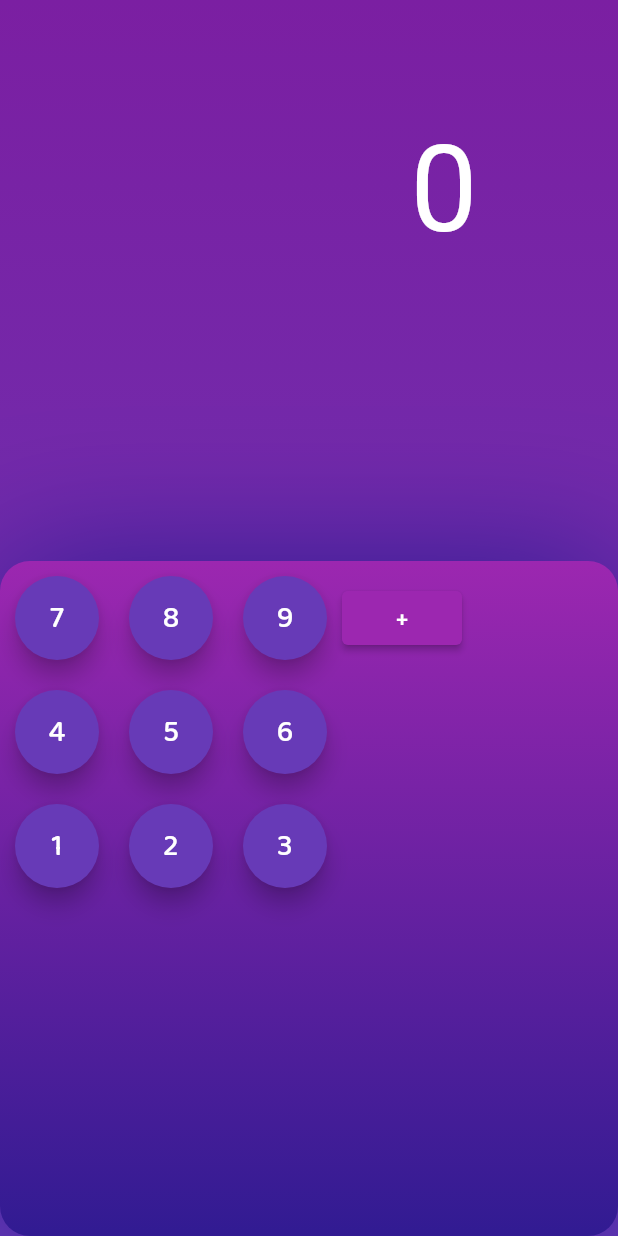
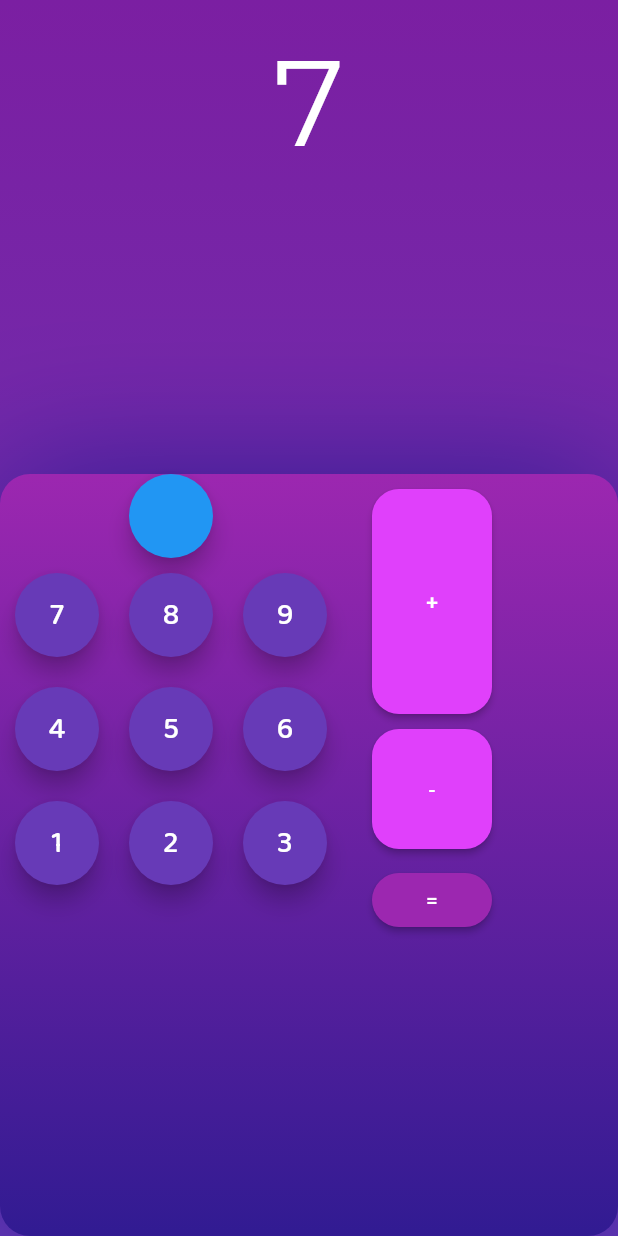
Before and after one commit to KenzoUMZ/flutter-calculator, a Flutter app: the screen it shows after launch, after a tap on an icon or button, on a phone screen of 412 x 824 dp. Run offline on Flutter 3.47's test engine with Material 2 defaults, Android fonts, the phone set to English and light mode, and no system bars; our stand-ins replace google_fonts.

Commit message:
feat: Basic operations implemented

```diff
--- a/flutter_calculator/lib/main.dart
+++ b/flutter_calculator/lib/main.dart
@@ -1,5 +1,5 @@
 import 'package:flutter/material.dart';
-import 'package:flutter_calculator/view/components.dart';
+
 import 'view/home_screen.dart';
 
 void main() {
--- a/flutter_calculator/lib/view/home_screen.dart
+++ b/flutter_calculator/lib/view/home_screen.dart
@@ -1,4 +1,5 @@
 import 'package:flutter/material.dart';
+import 'package:flutter_calculator/controller/calculator.dart';
 import 'package:google_fonts/google_fonts.dart';
 
 class HomeScreen extends StatefulWidget {
@@ -9,16 +10,35 @@ class HomeScreen extends StatefulWidget {
 }
 
 class _HomeScreenState extends State<HomeScreen> {
-  int _operation = 0;
+  String _operation = '';
+  String _result = '';
+  bool empty = false;
+  void _changeText(String t) {
+    setState(() {
+      _operation += t;
+      if (_operation.length == 5) {
+        _cleanDisplay();
+      }
+    });
+  }
 
-  void _changeText(int t) {
+  void _cleanDisplay() {
     setState(() {
-      _operation = t;
+      _operation = '';
+      _result = '';
+    });
+  }
+
+  void _changeResult(String t) {
+    setState(() {
+      _result = t;
     });
   }
 
   @override
   Widget build(BuildContext context) {
+    TextStyle displayStyle =
+        GoogleFonts.montserrat(fontSize: 80, color: Colors.white);
     return Scaffold(
       body: Container(
           decoration: BoxDecoration(
@@ -30,10 +50,16 @@ class _HomeScreenState extends State<HomeScreen> {
             children: [
               Container(
                   padding:
-                      const EdgeInsets.only(bottom: 200, top: 80, left: 180),
+                      const EdgeInsets.only(bottom: 50, top: 20,),
                   child: Text(
-                    '$_operation',
-                    style: const TextStyle(color: Colors.white, fontSize: 80),
+                    _operation,
+                    style: displayStyle,
+                  textAlign: TextAlign.right,)),
+              Container(
+                  padding: const EdgeInsets.only( bottom: 50),
+                  child: Text(
+                    _result,
+                    style: displayStyle,
                   )),
               numpadBuilder()
             ],
@@ -48,6 +74,8 @@ class _HomeScreenState extends State<HomeScreen> {
     Color buttonTextColor = Colors.white;
     TextStyle keybStyle =
         GoogleFonts.baloo2(color: buttonTextColor, fontSize: 20);
+    Calculator calculator = Calculator();
+    GoogleFonts.baloo2(color: buttonTextColor, fontSize: 20);
     return Container(
         child: Expanded(
       child: Container(
@@ -60,7 +88,9 @@ class _HomeScreenState extends State<HomeScreen> {
                   begin: Alignment.bottomCenter,
                   end: Alignment.topCenter,
                   colors: <Color>[Colors.deepPurple.shade900, Colors.purple])),
-          child: Column(children: [
+          child: Row(children: [
+
+            Column(children: [FloatingActionButton(onPressed: ()=>{}),
               Row(
                 children: [
                   Container(
@@ -68,7 +98,7 @@ class _HomeScreenState extends State<HomeScreen> {
                           horizontal: buttonDistX, vertical: buttonDistY),
                       child: FloatingActionButton(
                         backgroundColor: buttonColor,
-                      onPressed: () => {},
+                        onPressed: () => {_changeText('7')},
                         child: Text(
                           '7',
                           style: keybStyle,
@@ -79,7 +109,7 @@ class _HomeScreenState extends State<HomeScreen> {
                           horizontal: buttonDistX, vertical: buttonDistY),
                       child: FloatingActionButton(
                         backgroundColor: buttonColor,
-                      onPressed: () => {},
+                        onPressed: () => {_changeText('8')},
                         child: Text(
                           '8',
                           style: keybStyle,
@@ -90,21 +120,12 @@ class _HomeScreenState extends State<HomeScreen> {
                           horizontal: buttonDistX, vertical: buttonDistY),
                       child: FloatingActionButton(
                         backgroundColor: buttonColor,
-                      onPressed: () => {},
+                        onPressed: () => {_changeText('9')},
                         child: Text(
                           '9',
                           style: keybStyle,
                         ),
                       )),
-                SizedBox(
-                    width: 80,
-                    child: ElevatedButton(
-                      onPressed: () => {},
-                      child: Text('+'),
-                      style: ButtonStyle(
-                          backgroundColor:
-                              MaterialStateProperty.all(Colors.purple)),
-                    ))
                 ],
               ),
               Row(
@@ -114,7 +135,7 @@ class _HomeScreenState extends State<HomeScreen> {
                           horizontal: buttonDistX, vertical: buttonDistY),
                       child: FloatingActionButton(
                         backgroundColor: buttonColor,
-                      onPressed: () => {},
+                        onPressed: () => {_changeText('4')},
                         child: Text(
                           '4',
                           style: keybStyle,
@@ -125,7 +146,7 @@ class _HomeScreenState extends State<HomeScreen> {
                           horizontal: buttonDistX, vertical: buttonDistY),
                       child: FloatingActionButton(
                         backgroundColor: buttonColor,
-                      onPressed: () => {},
+                        onPressed: () => {_changeText('5')},
                         child: Text(
                           '5',
                           style: keybStyle,
@@ -136,7 +157,7 @@ class _HomeScreenState extends State<HomeScreen> {
                           horizontal: buttonDistX, vertical: buttonDistY),
                       child: FloatingActionButton(
                         backgroundColor: buttonColor,
-                      onPressed: () => {},
+                        onPressed: () => {_changeText('6')},
                         child: Text(
                           '6',
                           style: keybStyle,
@@ -151,7 +172,7 @@ class _HomeScreenState extends State<HomeScreen> {
                           horizontal: buttonDistX, vertical: buttonDistY),
                       child: FloatingActionButton(
                         backgroundColor: buttonColor,
-                      onPressed: () => {},
+                        onPressed: () => {_changeText('1')},
                         child: Text(
                           '1',
                           style: keybStyle,
@@ -162,7 +183,7 @@ class _HomeScreenState extends State<HomeScreen> {
                           horizontal: buttonDistX, vertical: buttonDistY),
                       child: FloatingActionButton(
                         backgroundColor: buttonColor,
-                      onPressed: () => {},
+                        onPressed: () => {_changeText('2')},
                         child: Text(
                           '2',
                           style: keybStyle,
@@ -173,14 +194,72 @@ class _HomeScreenState extends State<HomeScreen> {
                           horizontal: buttonDistX, vertical: buttonDistY),
                       child: FloatingActionButton(
                         backgroundColor: buttonColor,
-                      onPressed: () => {},
+                        onPressed: () => {_changeText('3')},
                         child: Text(
                           '3',
                           style: keybStyle,
                         ),
+                      )),
+                ],
+              )
+            ]),
+            Container(
+                padding: const EdgeInsets.only(left: 20, top: 10),
+                child: Column(
+                  children: [
+                    SizedBox(
+                        height: 150,
+                        width: 80,
+                        child: ElevatedButton(
+                          onPressed: () => {_changeText('+')},
+                          child: Text('+'),
+                          style: ButtonStyle(
+                              backgroundColor: MaterialStateProperty.all(
+                                  Colors.purpleAccent),
+                              shape: MaterialStateProperty.all<
+                                      RoundedRectangleBorder>(
+                                  RoundedRectangleBorder(
+                                borderRadius: BorderRadius.circular(18.0),
+                              ))),
+                        )),
+                    Container(
+                        padding: const EdgeInsets.symmetric(vertical: 10),
+                        child: SizedBox(
+                            height: 80,
+                            width: 80,
+                            child: ElevatedButton(
+                              onPressed: () => {_changeText('-')},
+                              child: Text('-'),
+                              style: ButtonStyle(
+                                  backgroundColor: MaterialStateProperty.all(
+                                      Colors.purpleAccent),
+                                  shape: MaterialStateProperty.all<
+                                          RoundedRectangleBorder>(
+                                      RoundedRectangleBorder(
+                                    borderRadius: BorderRadius.circular(18.0),
+                                  ))),
+                            ))),
+                    SizedBox(
+                        width: 80,
+                        child: ElevatedButton(
+                          onPressed: () => {
+                            calculator.text = _operation,
+                            print(calculator.text),
+                            print(calculator.calculate()),
+                            _changeResult(calculator.calculate().toString()),
+                          },
+                          child: Text('='),
+                          style: ButtonStyle(
+                              backgroundColor:
+                                  MaterialStateProperty.all(Colors.purple),
+                              shape: MaterialStateProperty.all<
+                                      RoundedRectangleBorder>(
+                                  RoundedRectangleBorder(
+                                borderRadius: BorderRadius.circular(18.0),
+                              ))),
                         ))
                   ],
-            )
+                ))
           ])),
     ));
   }
```
Also changed, not shown: flutter_calculator/lib/view/components.dart (deleted, +0 -22 lines). Lines whose indentation alone changed are shown as unchanged.
